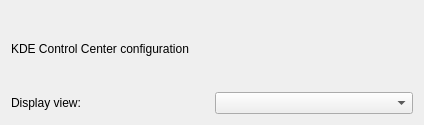
Old version of the form app/configDialog.ui in the repository KDE/systemsettings.
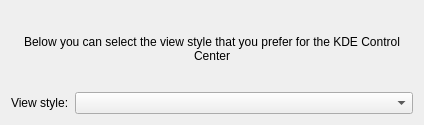
New version of the form. Custom widgets are drawn as their Qt base class.

Commit message: Improve debug messages. Give icon view a sensible name. Cleanup Settings dialog and make it save its size

The edit to the form file:
```diff
--- a/app/configDialog.ui
+++ b/app/configDialog.ui
@@ -9,21 +9,33 @@
     <height>125</height>
    </rect>
   </property>
-  <layout class="QGridLayout" name="gridLayout" >
-   <item row="1" column="0" >
-    <widget class="QLabel" name="LblPlugins" >
-     <property name="text" >
-      <string>Display view:</string>
+  <layout class="QGridLayout" name="gridLayout">
+   <item row="1" column="0">
+    <widget class="QLabel" name="LblPlugins">
+     <property name="sizePolicy">
+      <sizepolicy hsizetype="Maximum" vsizetype="Preferred">
+       <horstretch>0</horstretch>
+       <verstretch>0</verstretch>
+      </sizepolicy>
+     </property>
+     <property name="text">
+      <string>View style:</string>
      </property>
     </widget>
    </item>
    <item row="1" column="1" >
     <widget class="KComboBox" name="CbPlugins" />
    </item>
-   <item row="0" column="0" colspan="2" >
-    <widget class="QLabel" name="LblTitle" >
-     <property name="text" >
-      <string>KDE Control Center configuration</string>
+   <item row="0" column="0" colspan="2">
+    <widget class="QLabel" name="LblTitle">
+     <property name="text">
+      <string>Below you can select the view style that you prefer for the KDE Control Center</string>
+     </property>
+     <property name="alignment">
+      <set>Qt::AlignCenter</set>
+     </property>
+     <property name="wordWrap">
+      <bool>true</bool>
      </property>
     </widget>
    </item>
```
Left out of the diff: 11 changed lines with no effect on the pictures. The commit also changes 1 other file.
